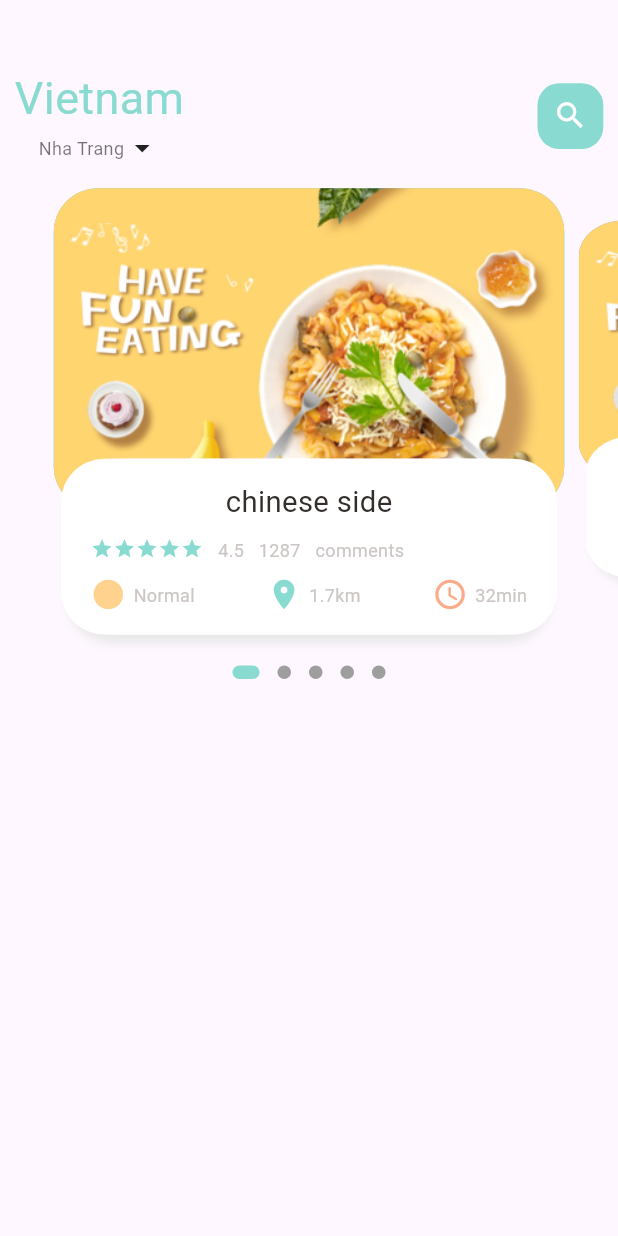
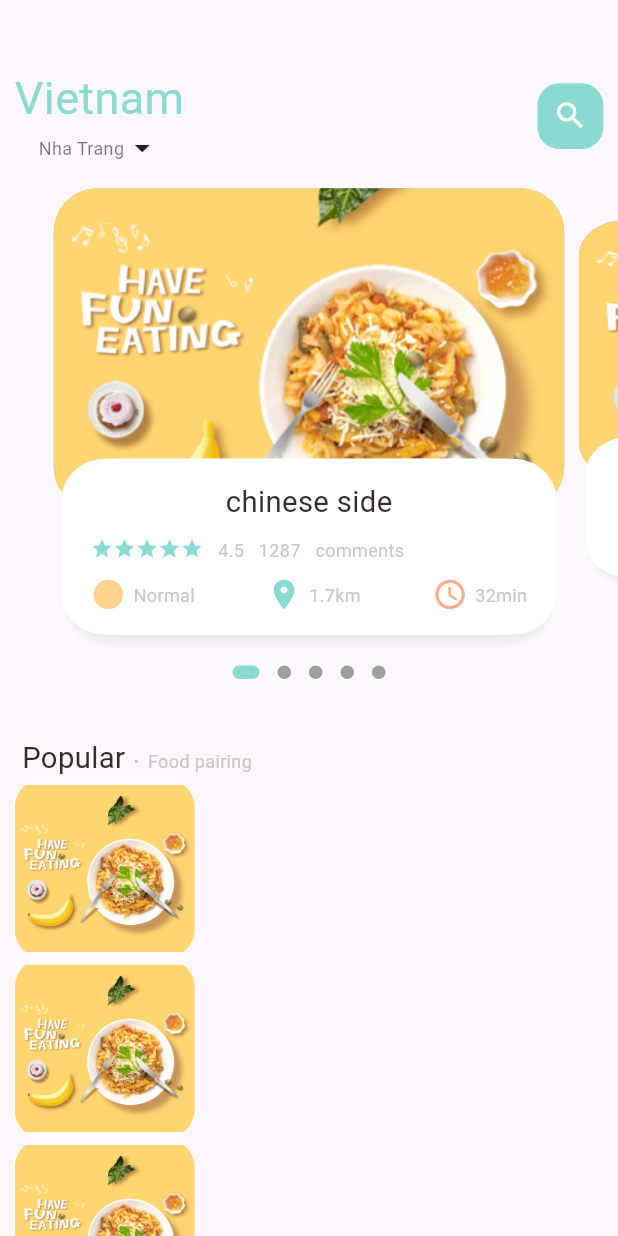
Before and after one commit to phamhuuloc219/e-commerce-app, a Flutter app: the screen it shows after launch, on a phone screen of 412 x 824 dp. Run offline on Flutter 3.47's test engine with Material 3 defaults, Android fonts, the phone set to English and light mode, and no system bars; drawn by our look-alikes of dots_indicator; our stand-ins replace get.

Commit message:
feat: build food page body

```diff
--- a/lib/home/food_page_body.dart
+++ b/lib/home/food_page_body.dart
@@ -39,6 +39,7 @@ class _FoodPageBodyState extends State<FoodPageBody> {
   Widget build(BuildContext context) {
     return Column(
       children: [
+        // slider section
         Container(
           // color: Colors.redAccent,
           height: Dimensions.pageView,
@@ -49,6 +50,7 @@ class _FoodPageBodyState extends State<FoodPageBody> {
               return _buildPageItem(position);
             },),
         ),
+        // dots
         new DotsIndicator(
           dotsCount: 5,
           position:  _currPageValue.toInt(),
@@ -60,7 +62,58 @@ class _FoodPageBodyState extends State<FoodPageBody> {
                 borderRadius: BorderRadius.circular(5.0)
             ),
         ),
-    )
+    ),
+        // popular text
+        SizedBox(height: Dimensions.height30,),
+        Container(
+          margin: EdgeInsets.only(left: Dimensions.width30),
+          child: Row(
+            crossAxisAlignment: CrossAxisAlignment.end,
+            children: [
+              BigText(text: "Popular"),
+              SizedBox(width: Dimensions.width10,),
+              Container(
+                margin: const EdgeInsets.only(bottom: 3),
+                child: BigText(text: ".", color: Colors.black26),
+              ),
+              SizedBox(width: Dimensions.width10,),
+              Container(
+                margin: const EdgeInsets.only(bottom: 3),
+                child: SmallText(text: "Food pairing",),
+
+              ),
+            ],
+          ),
+        ),
+        // list food
+        Container(
+          height: 700,
+          child: ListView.builder(
+            physics: AlwaysScrollableScrollPhysics(),
+            shrinkWrap: true,
+            itemCount: 10,
+            itemBuilder: (context, index) {
+              return Container(
+                margin: EdgeInsets.only(left: Dimensions.width20, right: Dimensions.width20,),
+                child: Row(
+                  children: [
+                    Container(
+                      width: 120,
+                      height: 120,
+                      decoration: BoxDecoration(
+                        borderRadius: BorderRadius.circular(Dimensions.radius20),
+                        color: Colors.white38,
+                        image: DecorationImage(
+                            image: AssetImage("assets/image/food0.png"),
+                        ),
+                      ),
+                    )
+                  ],
+                ),
+              );
+            },
+          ),
+        ),
       ],
     );
   }
--- a/lib/home/main_food_page.dart
+++ b/lib/home/main_food_page.dart
@@ -53,7 +53,11 @@ class _MainFoodPageState extends State<MainFoodPage> {
             ),
           ),
           // body
-          FoodPageBody(),
+          Expanded(
+              child: SingleChildScrollView(
+                  child: FoodPageBody()
+              )
+          ),
         ],
       ),
     );
```
